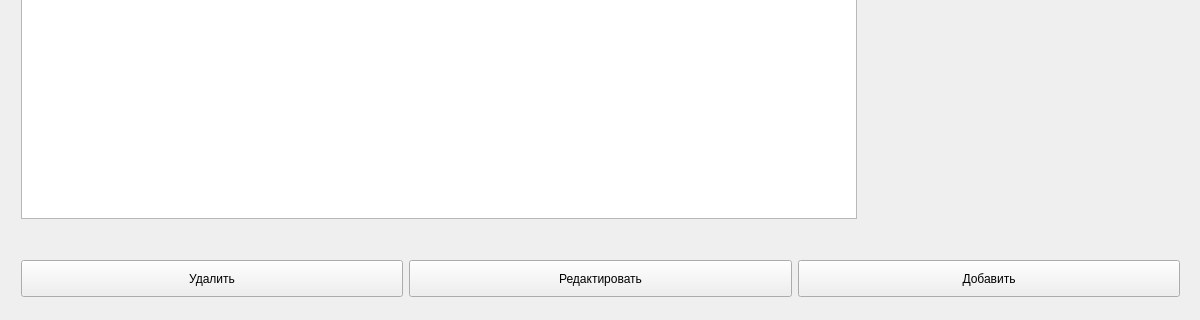
Qt form mainwindow.ui (Diablox777/QT-Filmoteka-CursWork) before a commit; both pictures show x 0 to 1200 and y 480 to 800 of the 1200 by 800 pixel window.
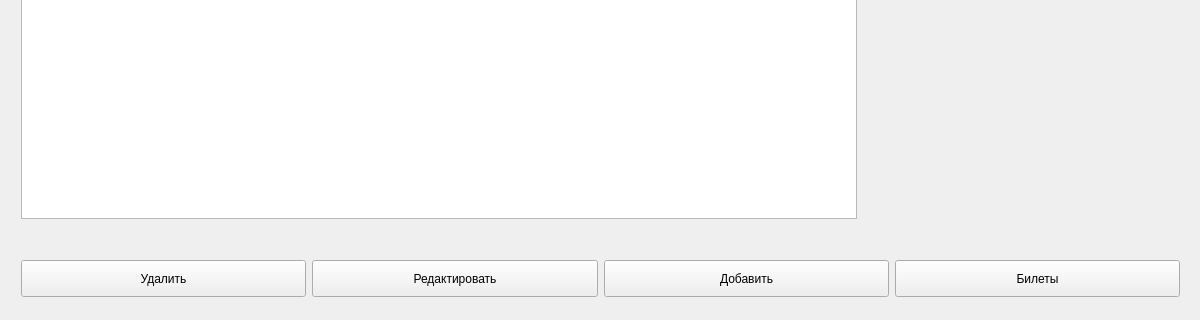
The same form after that commit. Icons and pictures are not drawn.

Patch:
```diff
--- a/mainwindow.ui
+++ b/mainwindow.ui
@@ -94,6 +94,18 @@
        </property>
       </widget>
      </item>
+     <item>
+      <widget class="QPushButton" name="ticketsButton">
+       <property name="styleSheet">
+        <string notr="true"/>
+       </property>
+       <property name="text">
+        <string>
+Билеты
+</string>
+       </property>
+      </widget>
+     </item>
     </layout>
    </widget>
    <widget class="QWidget" name="horizontalLayoutWidget">
```
